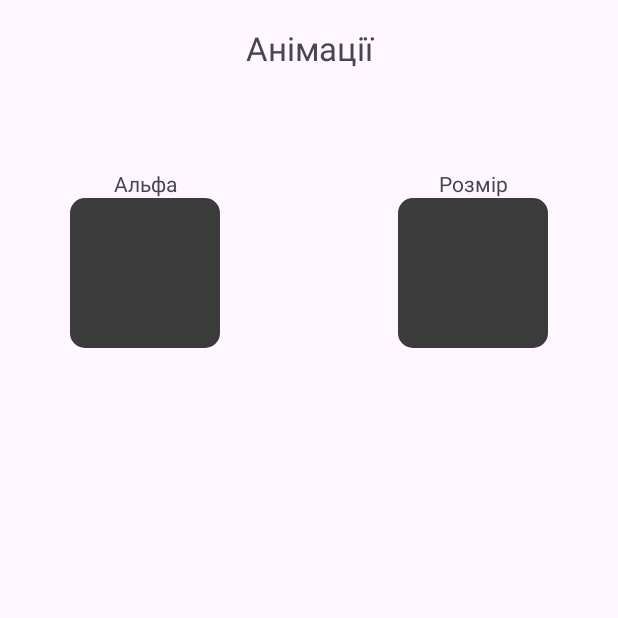
After one commit to dns-lector/Android-Pv-221, an Android app: the AnimActivity screen opened directly, with no data from a screen before it, on a phone screen of 412 x 824 dp, the top half of it. The commit adds this screen. Run offline under Robolectric (Android 15) with nearby library versions, the phone set to English and light mode, and no system bars.

Commit message:
Game -- 3

```diff
--- a/app/src/main/AndroidManifest.xml
+++ b/app/src/main/AndroidManifest.xml
@@ -12,6 +12,9 @@
         android:supportsRtl="true"
         android:theme="@style/Theme.AndroidPv221"
         tools:targetApi="31">
+        <activity
+            android:name=".AnimActivity"
+            android:exported="false" />
         <activity
             android:name=".GameActivity"
             android:exported="false" />
--- /dev/null
+++ b/app/src/main/java/itstep/learning/android_pv_221/AnimActivity.java
@@ -0,0 +1,41 @@
+package itstep.learning.android_pv_221;
+
+import android.os.Bundle;
+import android.view.View;
+import android.view.animation.Animation;
+import android.view.animation.AnimationUtils;
+
+import androidx.activity.EdgeToEdge;
+import androidx.appcompat.app.AppCompatActivity;
+import androidx.core.graphics.Insets;
+import androidx.core.view.ViewCompat;
+import androidx.core.view.WindowInsetsCompat;
+
+public class AnimActivity extends AppCompatActivity {
+
+    private Animation alphaDemo;
+    private Animation scaleDemo;
+
+    @Override
+    protected void onCreate(Bundle savedInstanceState) {
+        super.onCreate(savedInstanceState);
+        EdgeToEdge.enable(this);
+        setContentView(R.layout.activity_anim);
+        ViewCompat.setOnApplyWindowInsetsListener(findViewById(R.id.main), (v, insets) -> {
+            Insets systemBars = insets.getInsets(WindowInsetsCompat.Type.systemBars());
+            v.setPadding(systemBars.left, systemBars.top, systemBars.right, systemBars.bottom);
+            return insets;
+        });
+        alphaDemo = AnimationUtils.loadAnimation(this, R.anim.alpha_demo );
+        scaleDemo = AnimationUtils.loadAnimation(this, R.anim.scale_demo );
+        findViewById( R.id.anim_alpha ).setOnClickListener( this::alphaClick );
+        findViewById( R.id.anim_scale ).setOnClickListener( this::scaleClick );
+    }
+
+    private void alphaClick( View view ) {
+        view.startAnimation( alphaDemo );
+    }
+    private void scaleClick( View view ) {
+        view.startAnimation( scaleDemo );
+    }
+}
--- a/app/src/main/java/itstep/learning/android_pv_221/MainActivity.java
+++ b/app/src/main/java/itstep/learning/android_pv_221/MainActivity.java
@@ -28,6 +28,7 @@ public class MainActivity extends AppCompatActivity {
         button.setOnClickListener( this::onCalcButtonClick );
 
         findViewById( R.id.main_btn_game ).setOnClickListener( this::onGameButtonClick );
+        findViewById( R.id.main_btn_anim ).setOnClickListener( this::onAnimButtonClick );
     }
 
     private void onCalcButtonClick( View view ) {
@@ -38,6 +39,10 @@ public class MainActivity extends AppCompatActivity {
         Intent intent = new Intent( MainActivity.this, GameActivity.class );
         startActivity( intent );
     }
+    private void onAnimButtonClick( View view ) {
+        Intent intent = new Intent( MainActivity.this, AnimActivity.class );
+        startActivity( intent );
+    }
 }
 /*
 Д.З. Створити проєкт, налаштувати відображення
--- /dev/null
+++ b/app/src/main/res/anim/alpha_demo.xml
@@ -0,0 +1,11 @@
+<?xml version="1.0" encoding="utf-8"?>
+<alpha
+    xmlns:android="http://schemas.android.com/apk/res/android"
+    android:fromAlpha="0.0"
+    android:toAlpha="1.0"
+    android:duration="1000" />
+
+<!--
+    Анімації - плавна зміна числової характеристики, для якої
+    задаються декілька фіксованих точок, частіше за все - початок та кінець
+-->
--- /dev/null
+++ b/app/src/main/res/anim/game_spawn.xml
@@ -0,0 +1,5 @@
+<?xml version="1.0" encoding="utf-8"?>
+<alpha xmlns:android="http://schemas.android.com/apk/res/android"
+    android:fromAlpha="0.0"
+    android:toAlpha="1.0"
+    android:duration="250"/>
--- /dev/null
+++ b/app/src/main/res/anim/scale_demo.xml
@@ -0,0 +1,41 @@
+<?xml version="1.0" encoding="utf-8"?>
+<scale xmlns:android="http://schemas.android.com/apk/res/android"
+    android:fromXScale="1.0"
+    android:fromYScale="1.0"
+    android:toXScale="1.5"
+    android:toYScale="1.5"
+    android:duration="700"
+    android:pivotX="50%"
+    android:pivotY="50%"
+    android:repeatMode="reverse"
+    android:repeatCount="3"
+    />
+<!--
+    Анімація масштабу (розміру) демонструє поняття "нерухомої точки" (pivot) -
+    точки фігури, яка не змінює свого положення під час анімації
+
+             (0,0)
+    +**      +****
+    ***  ->  *****
+    ***      *****
+             *****
+             *****
+
+           (0.5,0.5)
+             *****
+    ***      *****
+    *+*  ->  **+**
+    ***      *****
+             *****
+
+    Режим повтору (android:repeatCount) визначає загальний час анімації:
+    базовий час + кількість повторів
+    repeatCount    анімацій (циклів)
+         0             1 (1 + 0)
+         1             2 (1 + 1)
+         2             3 (1 + 2)
+         -1            нескінченне повторення
+    стиль (режим) переходу від циклу до циклу визначається android:repeatMode
+    "reverse" - плавне програвання "назад"
+    "restart" - різке повернення назад
+ -->
--- /dev/null
+++ b/app/src/main/res/layout/activity_anim.xml
@@ -0,0 +1,73 @@
+<?xml version="1.0" encoding="utf-8"?>
+<androidx.constraintlayout.widget.ConstraintLayout xmlns:android="http://schemas.android.com/apk/res/android"
+    xmlns:app="http://schemas.android.com/apk/res-auto"
+    xmlns:tools="http://schemas.android.com/tools"
+    android:id="@+id/main"
+    android:layout_width="match_parent"
+    android:layout_height="match_parent"
+    tools:context=".AnimActivity">
+
+    <TextView
+        android:id="@+id/textView2"
+        android:layout_width="match_parent"
+        android:layout_height="wrap_content"
+        android:text="@string/main_btn_anim"
+        android:textAlignment="center"
+        android:textSize="22sp"
+        app:layout_constraintBottom_toBottomOf="parent"
+        app:layout_constraintEnd_toEndOf="parent"
+        app:layout_constraintStart_toStartOf="parent"
+        app:layout_constraintTop_toTopOf="parent"
+        app:layout_constraintVertical_bias="0.022" />
+
+    <LinearLayout
+        android:id="@+id/anim_alpha"
+        android:layout_width="wrap_content"
+        android:layout_height="wrap_content"
+        android:orientation="vertical"
+        app:layout_constraintBottom_toBottomOf="parent"
+        app:layout_constraintEnd_toEndOf="parent"
+        app:layout_constraintStart_toStartOf="parent"
+        app:layout_constraintTop_toBottomOf="@+id/textView2"
+        app:layout_constraintVertical_bias="0.1"
+        app:layout_constraintHorizontal_bias="0.15">
+
+        <TextView
+            android:layout_width="match_parent"
+            android:layout_height="wrap_content"
+            android:textAlignment="center"
+            android:text="Альфа" />
+
+        <View
+            android:layout_width="100dp"
+            android:layout_height="100dp"
+            android:background="@drawable/calc_btn_digit"/>
+
+    </LinearLayout>
+
+    <LinearLayout
+        android:id="@+id/anim_scale"
+        android:layout_width="wrap_content"
+        android:layout_height="wrap_content"
+        android:orientation="vertical"
+        app:layout_constraintBottom_toBottomOf="parent"
+        app:layout_constraintEnd_toEndOf="parent"
+        app:layout_constraintStart_toStartOf="parent"
+        app:layout_constraintTop_toBottomOf="@+id/textView2"
+        app:layout_constraintVertical_bias="0.1"
+        app:layout_constraintHorizontal_bias="0.85">
+
+        <TextView
+            android:layout_width="match_parent"
+            android:layout_height="wrap_content"
+            android:textAlignment="center"
+            android:text="Розмір" />
+
+        <View
+            android:layout_width="100dp"
+            android:layout_height="100dp"
+            android:background="@drawable/calc_btn_digit"/>
+
+    </LinearLayout>
+
+</androidx.constraintlayout.widget.ConstraintLayout>
--- a/app/src/main/res/values/strings.xml
+++ b/app/src/main/res/values/strings.xml
@@ -3,6 +3,7 @@
     <string name="app_title">Знайомство \u0026 з Андроїд</string>
     <string name="main_btn_calc">Калькулятор</string>
     <string name="main_btn_game">2048</string>
+    <string name="main_btn_anim">Анімації</string>
 
     <!-- region Calc -->
     <string name="calc_tv_title">Калькулятор</string>
```
Also changed, not shown: app/src/main/java/itstep/learning/android_pv_221/GameActivity.java (+62 -4 lines), app/src/main/res/anim/game_collapse.xml (added, +12 -0 lines), app/src/main/res/layout/activity_main.xml (+10 -0 lines).
